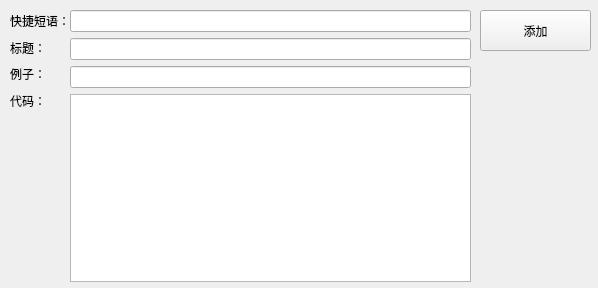
Above: add_ui.ui from hongenge/code-assistant before the change. Below: the same form after it.
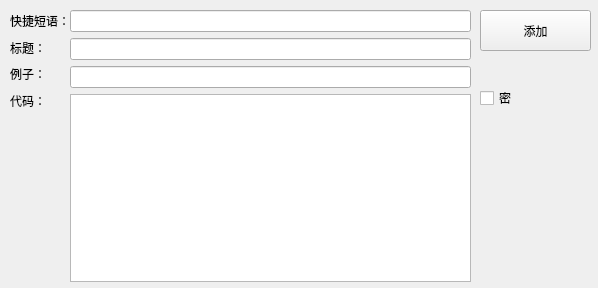
That is the form after the change.

```diff
--- a/add_ui.ui
+++ b/add_ui.ui
@@ -90,6 +90,19 @@
     </item>
    </layout>
   </widget>
+  <widget class="QCheckBox" name="checkBox">
+   <property name="geometry">
+    <rect>
+     <x>480</x>
+     <y>90</y>
+     <width>41</width>
+     <height>16</height>
+    </rect>
+   </property>
+   <property name="text">
+    <string>密</string>
+   </property>
+  </widget>
  </widget>
  <resources/>
  <connections/>
```
